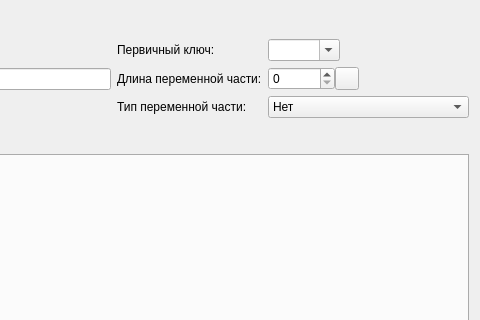
Above: FmtLib/ui/fmtworkwindow.ui from Smitt64/WorkFMT before the change; both pictures show x 395 to 875 and y 0 to 320 of the 875 by 600 pixel window. Below: the same form after it.
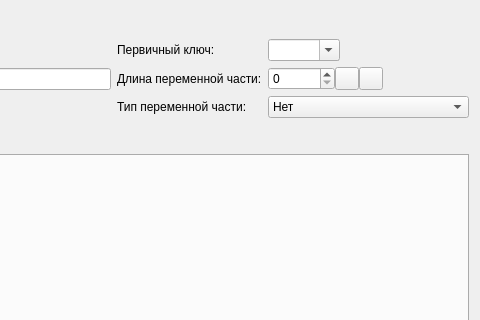
That is the form after the change.

Commit message: Add clear blob size button

```diff
--- a/FmtLib/ui/fmtworkwindow.ui
+++ b/FmtLib/ui/fmtworkwindow.ui
@@ -226,6 +226,13 @@
              </property>
             </widget>
            </item>
+           <item>
+            <widget class="QToolButton" name="toolClearBlobSize">
+             <property name="text">
+              <string/>
+             </property>
+            </widget>
+           </item>
            <item>
             <spacer name="horizontalSpacer_2">
              <property name="orientation">
```
The commit also changes 2 other files.
